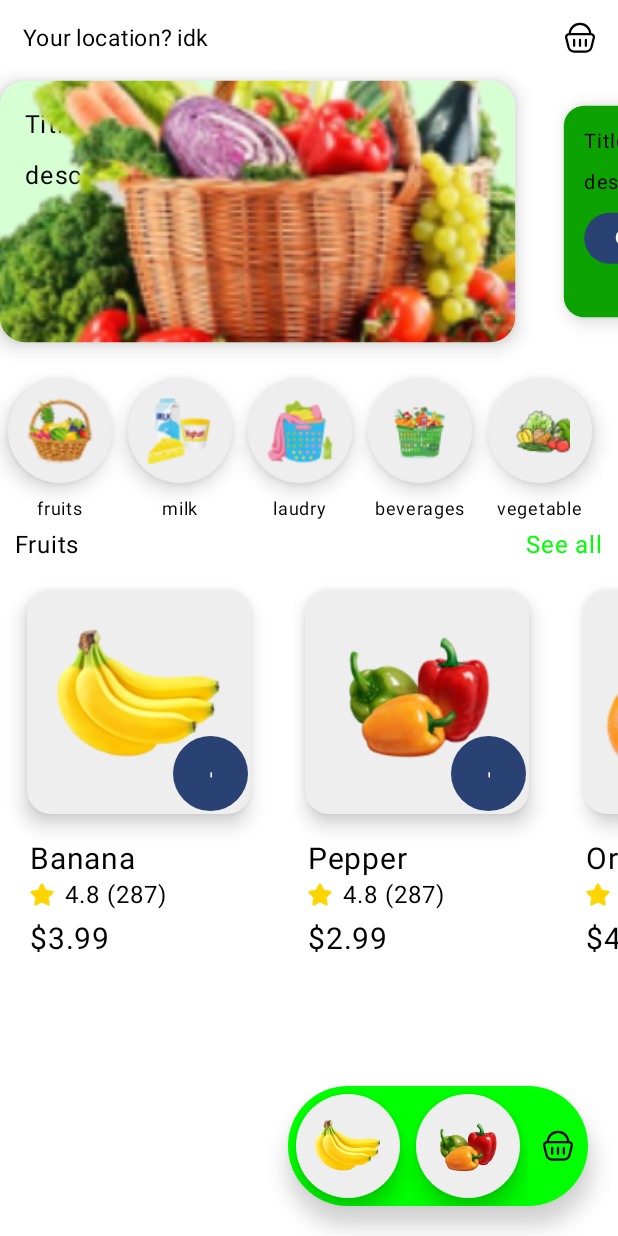
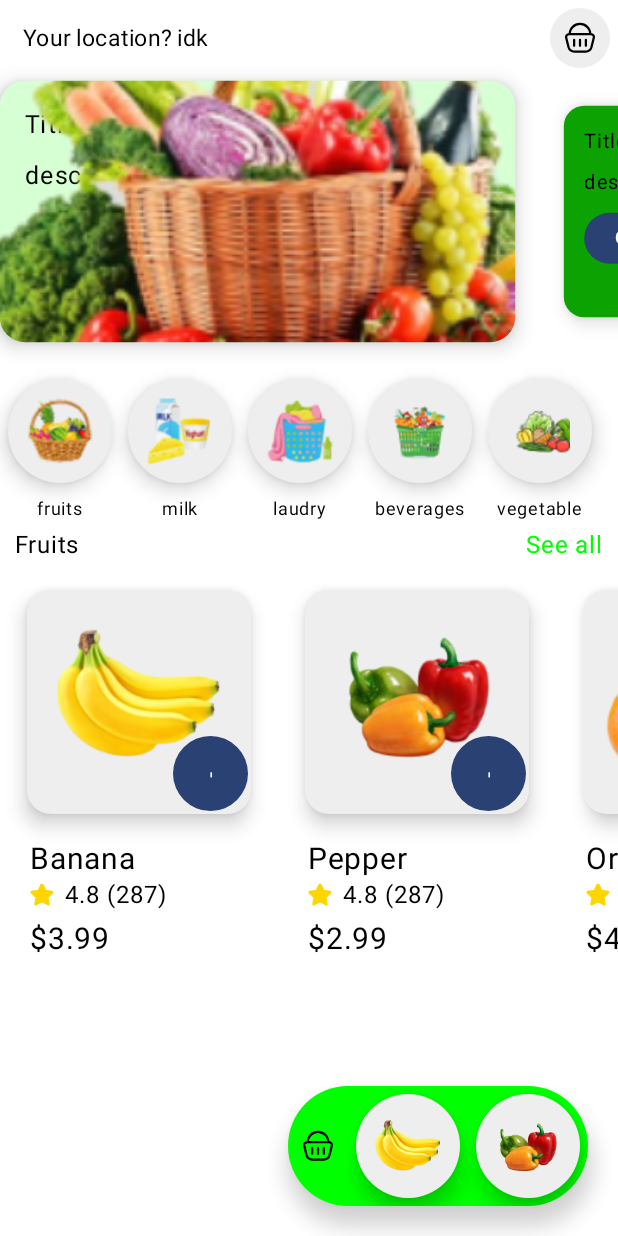
Before and after one commit to XLED-bd/Yaowosh-shop-app, an Android app built with Jetpack Compose: the @Preview function GreetingPreview, on a phone screen of 412 x 824 dp. Run offline under Robolectric (Android 15) with nearby library versions, the phone set to English and light mode, and no system bars; our stand-ins replace livedata-compose.

Commit message:
made new activity cart

```diff
--- a/app/src/main/java/com/xled/yaowosh/data/models/CartState.kt
+++ b/app/src/main/java/com/xled/yaowosh/data/models/CartState.kt
@@ -1,8 +1,14 @@
 package com.xled.yaowosh.data.models
 
+
+import android.os.Parcelable
+import kotlinx.parcelize.Parcelize
+
+
+@Parcelize
 data class CartState(
     var list_cart: List<CartItem>
-) {
+): Parcelable {
 
     companion object {
         val initValue = CartState(list_cart = listOf())
--- a/app/src/main/java/com/xled/yaowosh/data/models/Product.kt
+++ b/app/src/main/java/com/xled/yaowosh/data/models/Product.kt
@@ -1,5 +1,9 @@
 package com.xled.yaowosh.data.models
 
+import android.os.Parcelable
+import kotlinx.parcelize.Parcelize
+
+@Parcelize
 data class Product(
     val id: Int,
     val name: String,
@@ -7,8 +11,8 @@ data class Product(
     val amount_rate: Int,
     val cost: Double,
     val image: Int
-    ) {
+    ): Parcelable {
 }
 
-
-data class CartItem(val product: Product, val quantity: Int)
+@Parcelize
+data class CartItem(val product: Product, val quantity: Int): Parcelable
--- a/app/src/main/java/com/xled/yaowosh/ui/MainActivity.kt
+++ b/app/src/main/java/com/xled/yaowosh/ui/MainActivity.kt
@@ -1,5 +1,6 @@
 package com.xled.yaowosh.ui
 
+import android.content.Intent
 import android.os.Bundle
 import androidx.activity.ComponentActivity
 import androidx.activity.compose.setContent
@@ -9,6 +10,8 @@ import androidx.compose.foundation.layout.fillMaxSize
 import androidx.compose.foundation.layout.padding
 import androidx.compose.material3.Scaffold
 import androidx.compose.ui.Modifier
+import androidx.compose.ui.platform.LocalContext
+import com.xled.yaowosh.ui.cart.CartActivity
 import com.xled.yaowosh.ui.cart.CartViewModel
 import com.xled.yaowosh.ui.mainPage.MainPage
 import com.xled.yaowosh.ui.mainPage.ProductViewModel
@@ -31,7 +34,14 @@ class MainActivity : ComponentActivity() {
                         modifier = Modifier.padding(innerPadding),
                         catalogViewModel,
                         cartViewModel,
-                    )
+                    ){
+                        val context = this
+                        val intent = Intent(context, CartActivity::class.java)
+                        //val bundle = Bundle()
+                        //bundle.putParcelable("cartViewModel", cartViewModel.cart.value)
+                        intent.putExtra("CartState", cartViewModel.cart.value)
+                        context.startActivity(intent)
+                    }
                 }
             }
         }
--- a/app/src/main/java/com/xled/yaowosh/ui/cart/CartActivity.kt
+++ b/app/src/main/java/com/xled/yaowosh/ui/cart/CartActivity.kt
@@ -2,12 +2,31 @@ package com.xled.yaowosh.ui.cart
 
 import android.os.Bundle
 import androidx.activity.ComponentActivity
+import androidx.activity.compose.setContent
+import androidx.compose.foundation.lazy.LazyColumn
+import androidx.compose.foundation.lazy.items
+import androidx.compose.material3.Text
+import androidx.compose.runtime.Composable
+import com.xled.yaowosh.data.models.CartState
+import com.xled.yaowosh.ui.theme.YaowoshTheme
 
 class CartActivity: ComponentActivity() {
 
     override fun onCreate(savedInstanceState: Bundle?) {
         super.onCreate(savedInstanceState)
+        val list_cart = intent.getParcelableExtra<CartState>("CartState")
 
+        setContent {
+            YaowoshTheme {
+                LazyColumn {
+                    items(list_cart!!.list_cart){ item ->
+                        Text(item.toString())
+                    }
+
+                }
+
+            }
+        }
 
     }
 }
--- a/app/src/main/java/com/xled/yaowosh/ui/cart/CartViewModel.kt
+++ b/app/src/main/java/com/xled/yaowosh/ui/cart/CartViewModel.kt
@@ -11,6 +11,7 @@ import kotlinx.coroutines.flow.MutableStateFlow
 import kotlinx.coroutines.flow.StateFlow
 import kotlinx.coroutines.flow.asStateFlow
 import kotlinx.coroutines.launch
+import java.io.Serializable
 
 
 class CartViewModel: ViewModel() {
--- a/app/src/main/java/com/xled/yaowosh/ui/mainPage/MainPage.kt
+++ b/app/src/main/java/com/xled/yaowosh/ui/mainPage/MainPage.kt
@@ -1,12 +1,8 @@
 package com.xled.yaowosh.ui.mainPage
 
-import android.annotation.SuppressLint
-import android.content.ClipData.Item
 import android.content.Intent
 import android.util.Log
-import android.widget.ImageButton
 import androidx.compose.foundation.Image
-import androidx.compose.foundation.background
 import androidx.compose.foundation.isSystemInDarkTheme
 import androidx.compose.foundation.layout.Box
 import androidx.compose.foundation.layout.Column
@@ -22,6 +18,7 @@ import androidx.compose.foundation.lazy.items
 import androidx.compose.foundation.lazy.rememberLazyListState
 import androidx.compose.foundation.shape.RoundedCornerShape
 import androidx.compose.material3.Button
+import androidx.compose.material3.ButtonColors
 import androidx.compose.material3.Card
 import androidx.compose.material3.CardDefaults
 import androidx.compose.material3.Text
@@ -29,23 +26,20 @@ import androidx.compose.runtime.Composable
 import androidx.compose.runtime.collectAsState
 import androidx.compose.runtime.getValue
 import androidx.compose.runtime.livedata.observeAsState
-import androidx.compose.runtime.mutableStateOf
-import androidx.compose.runtime.remember
 import androidx.compose.ui.Alignment
 import androidx.compose.ui.Modifier
 import androidx.compose.ui.graphics.Color
 import androidx.compose.ui.graphics.graphicsLayer
+import androidx.compose.ui.platform.LocalContext
 import androidx.compose.ui.res.painterResource
 import androidx.compose.ui.tooling.preview.Preview
 import androidx.compose.ui.unit.dp
 import androidx.compose.ui.unit.sp
-import androidx.core.content.ContextCompat.startActivity
 import com.xled.yaowosh.R
 import com.xled.yaowosh.data.models.CartItem
 import com.xled.yaowosh.data.models.CartState
 import com.xled.yaowosh.data.models.Product
 import com.xled.yaowosh.logic.calculateScale
-import com.xled.yaowosh.ui.MainActivity
 import com.xled.yaowosh.ui.cart.CartActivity
 import com.xled.yaowosh.ui.cart.CartViewModel
 import com.xled.yaowosh.ui.cart.MiniIconItemCart
@@ -57,6 +51,7 @@ fun MainPage(
     modifier: Modifier = Modifier,
     catalogViewModel: ProductViewModel,
     cartViewModel: CartViewModel,
+    onOpenCartClick: () -> Unit
 ) {
     val list_product by catalogViewModel.product.observeAsState(emptyList())
     val cart_state by cartViewModel.cart.collectAsState()
@@ -64,7 +59,7 @@ fun MainPage(
 
     Box{
         Column(modifier = modifier.fillMaxSize()) {
-            TopBar()
+            TopBar(onOpenCartClick)
             Slider()
             Categorys()
             Category(list_product) { selectedItem ->
@@ -73,28 +68,22 @@ fun MainPage(
             }
         }
 
-        if (cart_state.list_cart.isNotEmpty())
+        if (cart_state.list_cart.isNotEmpty()) {
             Card(modifier = Modifier
                 .align(Alignment.BottomEnd)
                 .padding(20.dp),
                 RoundedCornerShape(50.dp),
                 CardDefaults.cardColors(
                     containerColor = Color.Green,
-                ), CardDefaults.cardElevation(8.dp)
-
-            ) { Box {
-                    LazyRow ( Modifier.align(Alignment.CenterEnd).padding(end = 40.dp)){
-                        items(cart_state.list_cart) { item ->
-                            MiniIconItemCart(item)
-                        }
-                    }
-                    //Text(text = cart_state.list_cart.toString())
-
+                ), CardDefaults.cardElevation(8.dp),
+            ) {
+                Row {
+                    Box(modifier = Modifier.align(Alignment.CenterVertically)) {
                         if (!isSystemInDarkTheme()){
                             Image(
                                 painter = painterResource(R.drawable.basket),
                                 contentDescription = "Basket",
-                            modifier = Modifier.align(Alignment.CenterEnd).padding(end = 10.dp)
+                                modifier = Modifier.align(Alignment.CenterEnd).padding(10.dp)
                             )
                         } else {
                             Image(
@@ -104,12 +93,24 @@ fun MainPage(
                             )
                         }
                     }
+
+                    LazyRow ( Modifier.align(Alignment.CenterVertically)) {
+                        items(cart_state.list_cart) { item ->
+                            MiniIconItemCart(item)
+                        }
+                    }
+                }
+            }
             }
         }
 }
 
 @Composable
-fun TopBar(){
+fun TopBar(onOpenCartClick: () -> Unit){
+    var color = Color(0xFFEEEEEE)
+    if (isSystemInDarkTheme()){
+        color = Color(0xFF555555)
+    }
     Box(
         modifier = Modifier.height(50.dp).fillMaxWidth()
     ){
@@ -119,7 +120,10 @@ fun TopBar(){
             modifier = Modifier.align(Alignment.CenterStart).padding(start = 15.dp)
         )
 
-
+        Button(modifier = Modifier.align(Alignment.CenterEnd).padding(end = 5.dp).width(40.dp),
+            colors = ButtonColors(color, color, color, color),
+            onClick = { onOpenCartClick() }) {
+        }
         if (!isSystemInDarkTheme()){
             Image(
                 painter = painterResource(R.drawable.basket),
@@ -133,8 +137,10 @@ fun TopBar(){
                 modifier = Modifier.align(Alignment.CenterEnd).padding(end = 15.dp)
             )
         }
+
     }
 }
+
 
 @Composable
 fun Slider(){
@@ -467,6 +473,6 @@ fun GreetingPreview() {
     )
 
     YaowoshTheme {
-        MainPage(modifier = Modifier.fillMaxSize(), catalogViewModel, cartViewModel, )
+        MainPage(modifier = Modifier.fillMaxSize(), catalogViewModel, cartViewModel){}
     }
 }
```
Lines whose indentation alone changed are shown as unchanged.
